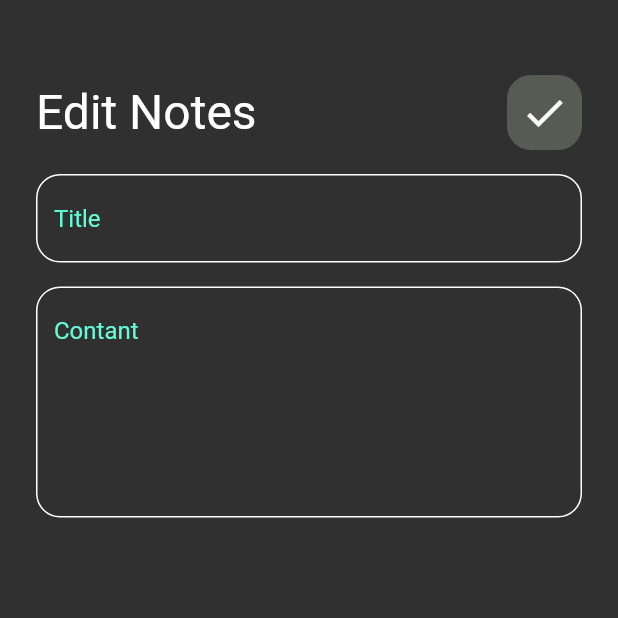
After one commit to HeshamMuhamed00/note_app, a Flutter app: the screen it shows after launch, after a tap on "Flutter Tips", on a phone screen of 412 x 824 dp, the top half of it. The commit adds this screen. Run offline on Flutter 3.47's test engine with Material 2 defaults, Android fonts, the phone set to English and light mode, and no system bars.

Commit message:
add custom app bar to edit note view

```diff
--- /dev/null
+++ b/lib/views/edit_note_view.dart
@@ -0,0 +1,13 @@
+import 'package:flutter/material.dart';
+import 'package:note_app/widget/edit_note_body.dart';
+
+class EditNoteView extends StatelessWidget {
+  const EditNoteView({super.key});
+
+  @override
+  Widget build(BuildContext context) {
+    return const Scaffold(
+      body: EditNoteBody(),
+    );
+  }
+}
--- a/lib/widget/custom_app_bar.dart
+++ b/lib/widget/custom_app_bar.dart
@@ -2,23 +2,26 @@ import 'package:flutter/material.dart';
 import 'package:note_app/widget/custom_icon.dart';
 
 class CustomAppBar extends StatelessWidget {
-  const CustomAppBar({super.key});
-
+  const CustomAppBar({super.key, required this.text, required this.icon});
+  final String text;
+  final IconData icon;
   @override
   Widget build(BuildContext context) {
-    return const Row(
+    return Row(
       children: [
         Text(
-          'Notes',
-          style: TextStyle(
+          text,
+          style: const TextStyle(
             fontSize: 32,
             color: Colors.white,
           ),
         ),
-        Spacer(
+        const Spacer(
           flex: 1,
         ),
-        CustomIcon(),
+        CustomIcon(
+          icon: icon,
+        ),
       ],
     );
   }
--- a/lib/widget/custom_icon.dart
+++ b/lib/widget/custom_icon.dart
@@ -1,8 +1,8 @@
 import 'package:flutter/material.dart';
 
 class CustomIcon extends StatelessWidget {
-  const CustomIcon({super.key});
-
+  const CustomIcon({super.key, required this.icon});
+  final IconData icon;
   @override
   Widget build(BuildContext context) {
     return Container(
@@ -11,8 +11,8 @@ class CustomIcon extends StatelessWidget {
           borderRadius: BorderRadius.circular(16)),
       height: 50,
       width: 50,
-      child: const Icon(
-        Icons.search,
+      child: Icon(
+        icon,
         size: 32,
       ),
     );
--- a/lib/widget/custom_note_item.dart
+++ b/lib/widget/custom_note_item.dart
@@ -1,11 +1,21 @@
 import 'package:flutter/material.dart';
+import 'package:note_app/views/edit_note_view.dart';
 
 class NoteItem extends StatelessWidget {
   const NoteItem({super.key});
 
   @override
   Widget build(BuildContext context) {
-    return Container(
+    return GestureDetector(
+      onTap: () {
+        Navigator.push(
+          context,
+          MaterialPageRoute(builder: (context) {
+            return const EditNoteView();
+          }),
+        );
+      },
+      child: Container(
         padding: const EdgeInsets.only(top: 24, bottom: 24, left: 16),
         decoration: BoxDecoration(
             borderRadius: BorderRadius.circular(16), color: Colors.green),
@@ -42,6 +52,7 @@ class NoteItem extends StatelessWidget {
             ),
           )
         ]),
+      ),
     );
   }
 }
--- /dev/null
+++ b/lib/widget/edit_note_body.dart
@@ -0,0 +1,37 @@
+import 'package:flutter/material.dart';
+import 'package:note_app/widget/custom_text_feild.dart';
+
+import 'custom_app_bar.dart';
+
+class EditNoteBody extends StatelessWidget {
+  const EditNoteBody({super.key});
+
+  @override
+  Widget build(BuildContext context) {
+    return const Padding(
+      padding: EdgeInsets.symmetric(horizontal: 24),
+      child: Column(
+        children: [
+          SizedBox(
+            height: 50,
+          ),
+          CustomAppBar(
+            text: 'Edit Notes',
+            icon: Icons.check,
+          ),
+          SizedBox(
+            height: 16,
+          ),
+          CustomTextFeild(hintText: 'Title'),
+          SizedBox(
+            height: 16,
+          ),
+          CustomTextFeild(
+            hintText: 'Contant',
+            maxLines: 6,
+          ),
+        ],
+      ),
+    );
+  }
+}
--- a/lib/widget/notes_view_body.dart
+++ b/lib/widget/notes_view_body.dart
@@ -15,7 +15,10 @@ class NotesViewBody extends StatelessWidget {
           SizedBox(
             height: 50,
           ),
-          CustomAppBar(),
+          CustomAppBar(
+            text: 'Notes',
+            icon: Icons.search,
+          ),
           SizedBox(
             height: 20,
           ),
```
Lines whose indentation alone changed are shown as unchanged.
